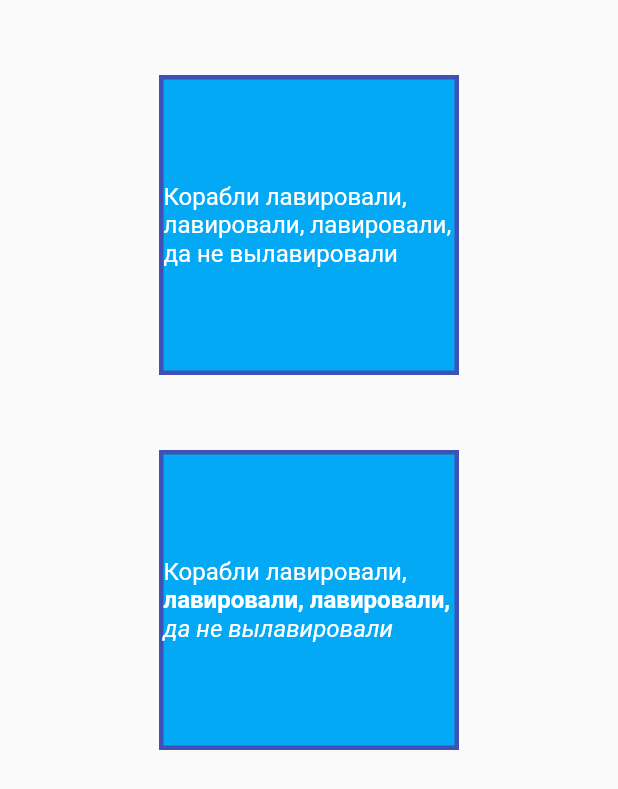
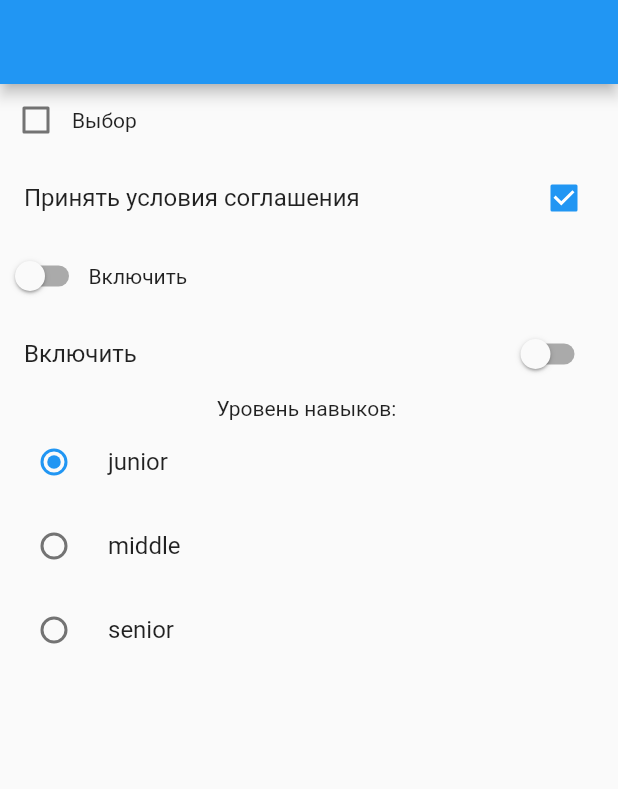
Before and after one commit to almufaz258/my_project_demo, a Flutter app: the screen it shows after launch, on a phone screen of 412 x 824 dp. Shown: the top 789 px of the screen. Run offline on Flutter 3.47's test engine with Material 2 defaults, Android fonts, the phone set to English and light mode, and no system bars.

Commit message:
добавление switch

```diff
--- a/lib/main.dart
+++ b/lib/main.dart
@@ -1,6 +1,7 @@
 import 'package:flutter/material.dart';
+import 'package:my_project_demo/switches_demo.dart';
 import 'text_demo_screen.dart';
 
 void main() {
-  runApp(const TextDemoScreen());
+  runApp(const SwitchesDemoScreen());
 }
--- /dev/null
+++ b/lib/switches_demo.dart
@@ -0,0 +1,81 @@
+import 'package:flutter/material.dart';
+
+class SwitchesDemoScreen extends StatefulWidget {
+  const SwitchesDemoScreen({Key? key}) : super(key: key);
+
+  @override
+  State<SwitchesDemoScreen> createState() => _SwitchesDemoScreenState();
+}
+
+enum SkillLevel{junior, middle, senior}
+
+class _SwitchesDemoScreenState extends State<SwitchesDemoScreen> {
+  bool _checked = false;
+  bool _confirmAgreement = true;
+  SkillLevel? _skillLevel = SkillLevel.junior;
+
+  void _onCheckedChange(bool? val) {
+    setState(() {
+      _checked = !_checked;
+    });
+  }
+
+  void _onSkillLevelChanged(SkillLevel? value) {
+    setState(() {
+      _skillLevel = value;
+    });
+  }
+
+  @override
+  Widget build(BuildContext context) {
+    return MaterialApp(
+        home: Scaffold(
+            appBar: AppBar(),
+            body: Center(
+                child: Column(children: [
+              Row(
+                children: [
+                  Checkbox(value: _checked, onChanged: _onCheckedChange),
+                  const Text('Выбор'),
+                ],
+              ),
+              CheckboxListTile(
+                  title: const Text('Принять условия соглашения'),
+                  value: _confirmAgreement, onChanged: (val) {
+                  setState(() {
+                    _confirmAgreement = !_confirmAgreement;
+                });
+              }),
+            Row(
+              children: [
+                Switch(value: _checked, onChanged: _onCheckedChange),
+                const Text('Включить'),
+              ],
+            ),
+            SwitchListTile(
+               title: const Text('Включить'),
+               value: _checked,
+               onChanged: _onCheckedChange
+            ),
+            const Text('Уровень навыков: '),
+            RadioListTile<SkillLevel>(
+              title: const Text('junior'),
+              value: SkillLevel.junior,
+              groupValue: _skillLevel,
+                onChanged: _onSkillLevelChanged,
+            ),
+            RadioListTile<SkillLevel>(
+            title: const Text('middle'),
+            value: SkillLevel.middle,
+            groupValue: _skillLevel,
+              onChanged: _onSkillLevelChanged,
+            ),
+            RadioListTile<SkillLevel>(
+            title: const Text('senior'),
+            value: SkillLevel.senior,
+            groupValue: _skillLevel,
+              onChanged: _onSkillLevelChanged,
+            ),
+    ]))));
+  }
+}
```
